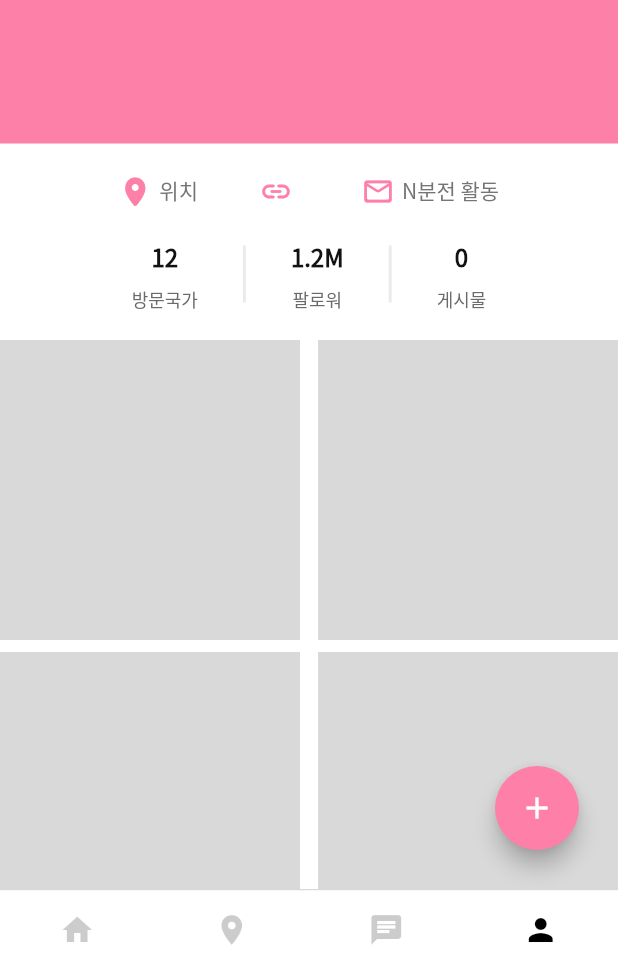
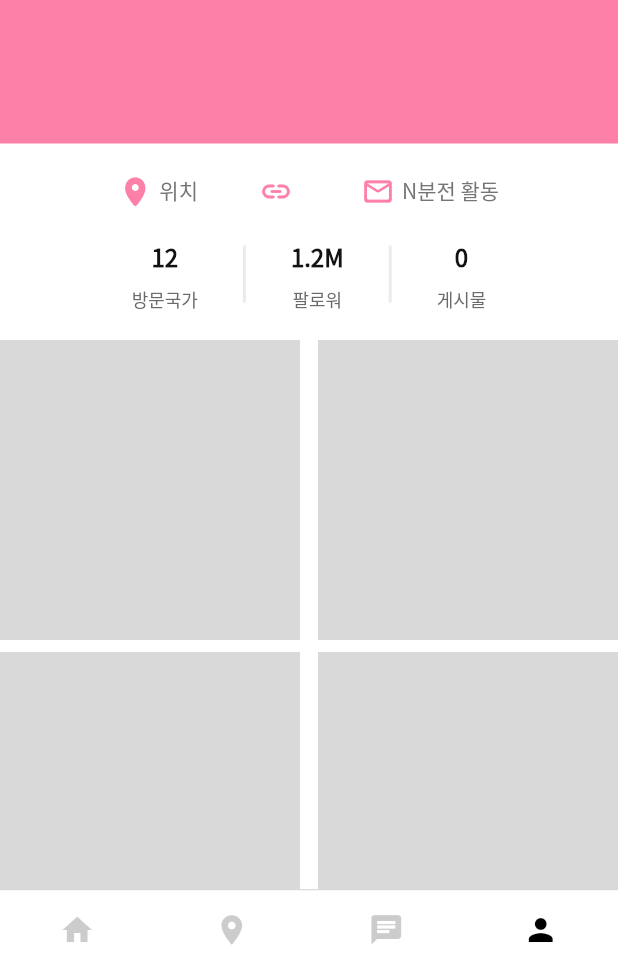
Before and after one commit to jihun-bang/project-donghaeng, a Flutter app: the HomeView screen opened by its route, item 4 of the bottom bar chosen, on a phone screen of 412 x 824 dp, the part 257-1236 px from its top. Run offline on Flutter 3.47's test engine with Material 2 defaults, Android fonts, the phone set to English and light mode, and no system bars; our stand-ins replace cached_network_image, cloud_firestore, firebase_auth, firebase_core, firebase_database, firebase_storage and 7 more; missing offline and left inert: flutterfire_ui; accounts and stored records are empty; network calls fail.

Commit message:
[Home] floating button은 홈에서만 출력

```diff
--- a/lib/presentation/pages/home_view.dart
+++ b/lib/presentation/pages/home_view.dart
@@ -132,13 +132,16 @@ class _HomeViewState extends State<HomeView> {
         ),
       );
 
-  Widget get _buildFloatingActionButton => Padding(
+  Widget? get _buildFloatingActionButton => _selectedIndex == 0
+      ? Padding(
           padding: const EdgeInsets.all(10.0),
           child: FloatingActionButton(
-          onPressed: () => sl<NavigationService>().pushNamed('/chat-room-post'),
+            onPressed: () =>
+                sl<NavigationService>().pushNamed('/chat-room-post'),
             tooltip: "new chat room",
             backgroundColor: const Color(0xFFFE7FA8),
             child: const Icon(Icons.add),
           ),
-      );
+        )
+      : null;
 }
```
Lines whose indentation alone changed are shown as unchanged.
